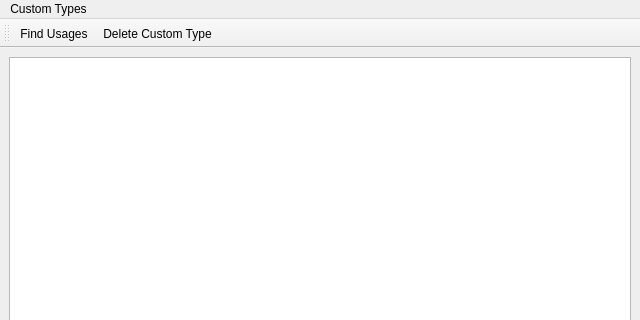
Qt form Source/Tome/Features/Types/View/customtypeswindow.ui (npruehs/tome-editor) before a commit; both pictures show x 0 to 640 and y 0 to 320 of the 640 by 480 pixel window.
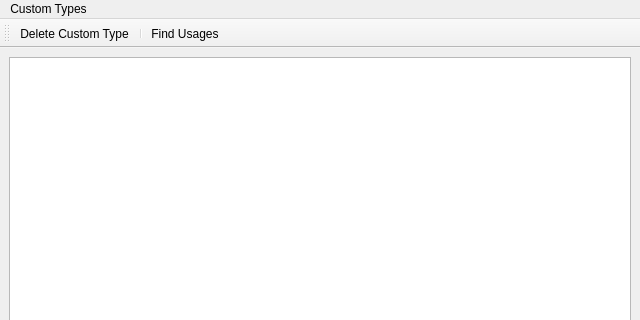
The same form after that commit. Icons and pictures are not drawn.

Commit message: ADDED: Search - Find usages of field.

What changed in the file:
```diff
--- a/Source/Tome/Features/Types/View/customtypeswindow.ui
+++ b/Source/Tome/Features/Types/View/customtypeswindow.ui
@@ -72,8 +72,9 @@
    <attribute name="toolBarBreak">
     <bool>false</bool>
    </attribute>
-   <addaction name="actionFind_Usages"/>
    <addaction name="actionDelete_Custom_Type"/>
+   <addaction name="separator"/>
+   <addaction name="actionFind_Usages"/>
   </widget>
   <action name="actionNew_Custom_Type">
    <property name="text">
```
Left out of the diff: 3 changed lines with no effect on the pictures. The commit also changes 6 other files.
